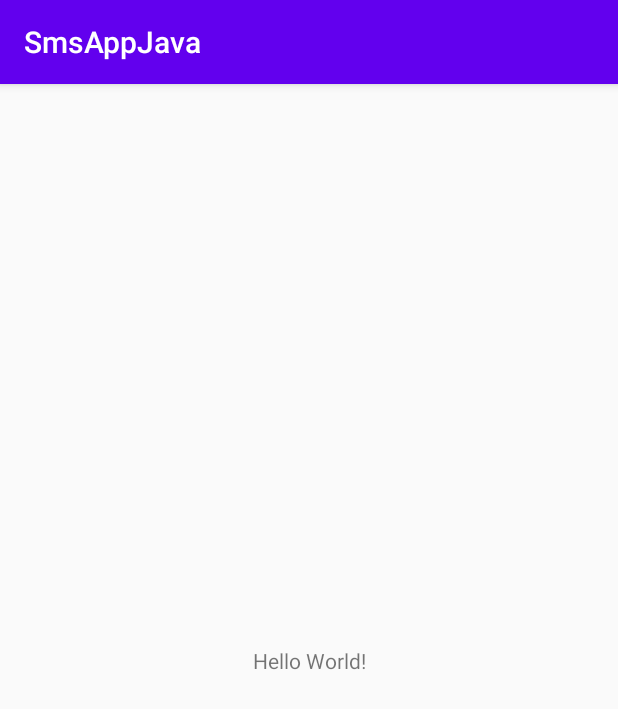
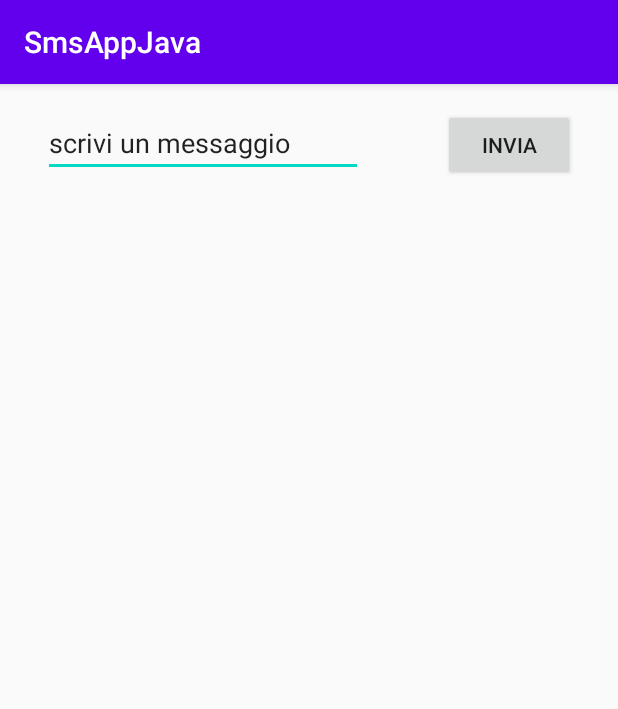
Before and after one commit to Domenico2299/SMSappJava, an Android app: the screen it shows after launch (MainActivity), on a phone screen of 412 x 824 dp. Shown: the top 709 px of the screen. Run offline under Robolectric (Android 15) with nearby library versions, the phone set to English and light mode, and no system bars.

Commit message:
Commit nuovo 1

```diff
--- a/app/src/main/res/layout/activity_main.xml
+++ b/app/src/main/res/layout/activity_main.xml
@@ -6,13 +6,30 @@
     android:layout_height="match_parent"
     tools:context=".MainActivity">
 
-    <TextView
+    <EditText
+        android:id="@+id/editText"
         android:layout_width="wrap_content"
         android:layout_height="wrap_content"
-        android:text="Hello World!"
+        android:ems="10"
+        android:inputType="textPersonName"
+        android:text="@string/messaggio"
         app:layout_constraintBottom_toBottomOf="parent"
-        app:layout_constraintLeft_toLeftOf="parent"
-        app:layout_constraintRight_toRightOf="parent"
-        app:layout_constraintTop_toTopOf="parent" />
+        app:layout_constraintEnd_toEndOf="parent"
+        app:layout_constraintEnd_toStartOf="@+id/button"
+        app:layout_constraintHorizontal_bias="0.5"
+        app:layout_constraintStart_toStartOf="parent"
+        app:layout_constraintTop_toTopOf="parent"
+        app:layout_constraintVertical_bias="0.023" />
+
+    <Button
+        android:id="@+id/button"
+        android:layout_width="wrap_content"
+        android:layout_height="wrap_content"
+        android:layout_marginStart="24dp"
+        android:text="@string/bottone"
+        app:layout_constraintEnd_toEndOf="parent"
+        app:layout_constraintHorizontal_bias="0.5"
+        app:layout_constraintStart_toEndOf="@+id/editText"
+        app:layout_constraintTop_toTopOf="@+id/editText" />
 
 </androidx.constraintlayout.widget.ConstraintLayout>
--- a/app/src/main/res/values/strings.xml
+++ b/app/src/main/res/values/strings.xml
@@ -1,3 +1,5 @@
 <resources>
     <string name="app_name">SmsAppJava</string>
+    <string name="messaggio">scrivi un messaggio</string>
+    <string name="bottone">invia</string>
 </resources>
```
